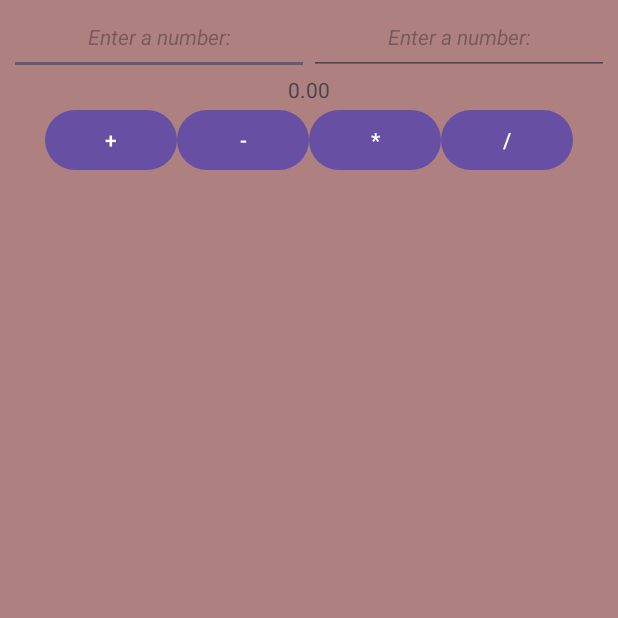
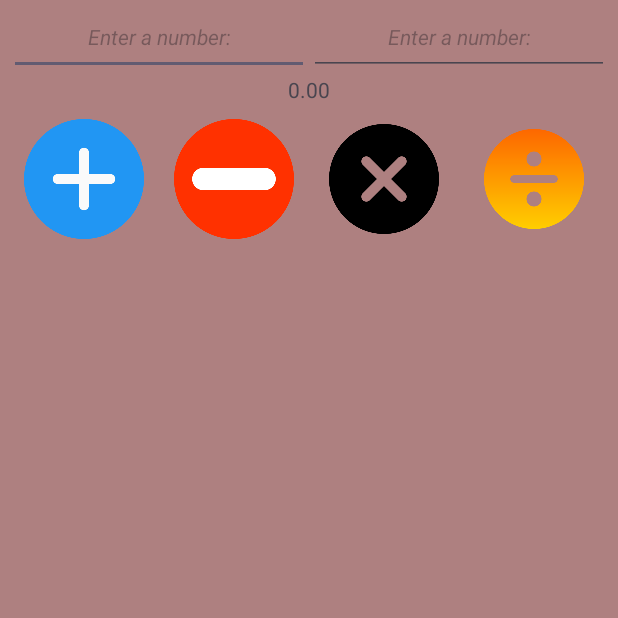
Before and after one commit to miskatul-anwar/AndoroidCalculatorApp, an Android app: the screen it shows after launch (MainActivity), on a phone screen of 412 x 824 dp, the top half of it. Run offline under Robolectric (Android 15) with nearby library versions, the phone set to English and light mode, and no system bars.

Commit message:
On branch master  Changes to be committed: 	modified:   .gradle/8.7/executionHistory/executionHistory.bin 	modified:   .gradle/8.7/executionHistory/executionHistory.lock 	modified:   .gradle/8.7/fileHashes/fileHashes.bin 	modified:   .gradle/8.7/fileHashes/fileHashes.lock 	modified:   .gradle/8.7/fileHashes/resourceHashesCache.bin 	modified:   .gradle/buildOutputCleanup/buildOutputCleanup.lock 	modified:   .gradle/file-system.probe 	new file:   app/src/main/res/drawable/divide.png 	new file:   app/src/main/res/drawable/math.png 	new file:   app/src/main/res/drawable/minus.png 	new file:   app/src/main/res/drawable/multiply.png 	new file:   app/src/main/res/drawable/plus.png 	modified:   app/src/main/res/layout/activity_main.xml

```diff
--- a/app/src/main/res/layout/activity_main.xml
+++ b/app/src/main/res/layout/activity_main.xml
@@ -55,35 +55,41 @@
             android:text="@string/auto"
             />
     </LinearLayout>
+
     <LinearLayout
         android:layout_width="match_parent"
         android:layout_height="wrap_content"
         android:orientation="horizontal"
         android:gravity="center"
+        android:hapticFeedbackEnabled="true"
         >
-        <Button
+        <ImageView
+            android:padding="10dp"
+            android:layout_width="100dp"
+            android:layout_height="100dp"
+            android:src="@drawable/plus"
             android:onClick="sum"
-            android:layout_width="wrap_content"
-            android:layout_height="wrap_content"
-            android:text="@string/sum"
             />
-        <Button
+        <ImageView
+            android:padding="10dp"
+            android:layout_width="100dp"
+            android:layout_height="100dp"
+            android:src="@drawable/minus"
             android:onClick="sub"
-            android:layout_width="wrap_content"
-            android:layout_height="wrap_content"
-            android:text="@string/sub"
             />
-        <Button
-            android:onClick="mul"
-            android:layout_width="wrap_content"
-            android:layout_height="wrap_content"
-            android:text="@string/mul"
-            />
-        <Button
-            android:onClick="div"
-            android:layout_width="wrap_content"
-            android:layout_height="wrap_content"
-            android:text="@string/div"
-            />
-    </LinearLayout>
+        <ImageView
+            android:padding="10dp"
+        android:layout_width="100dp"
+        android:layout_height="100dp"
+        android:src="@drawable/multiply"
+        android:onClick="mul"
+        />
+        <ImageView
+            android:padding="10dp"
+        android:layout_width="100dp"
+        android:layout_height="100dp"
+        android:src="@drawable/divide"
+        android:onClick="div"
+        />
 </LinearLayout>
+</LinearLayout>
```
Also changed, not shown: app/src/main/res/drawable/divide.png (added), app/src/main/res/drawable/math.png (added), app/src/main/res/drawable/minus.png (added), app/src/main/res/drawable/multiply.png (added), app/src/main/res/drawable/plus.png (added).
